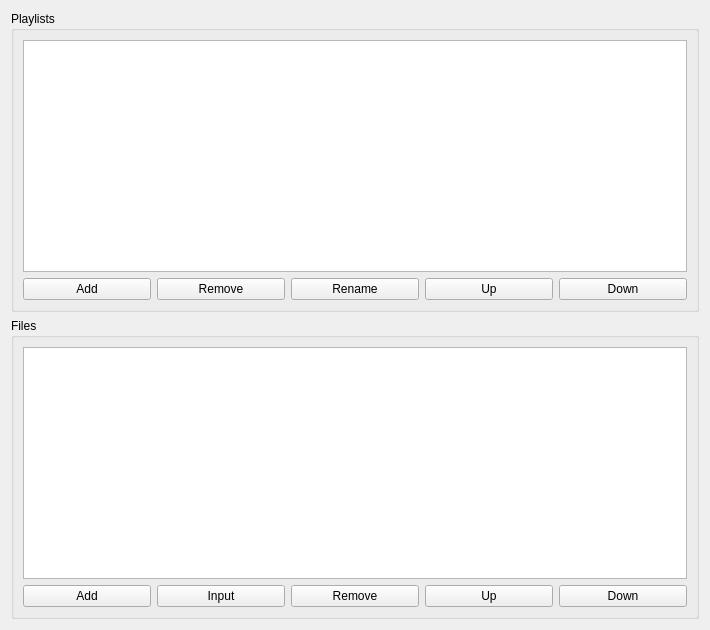
First picture: the form in src/ddmain/forms/playlistdialog.ui, repository wangwenx190/dynamic-desktop, before the edit.
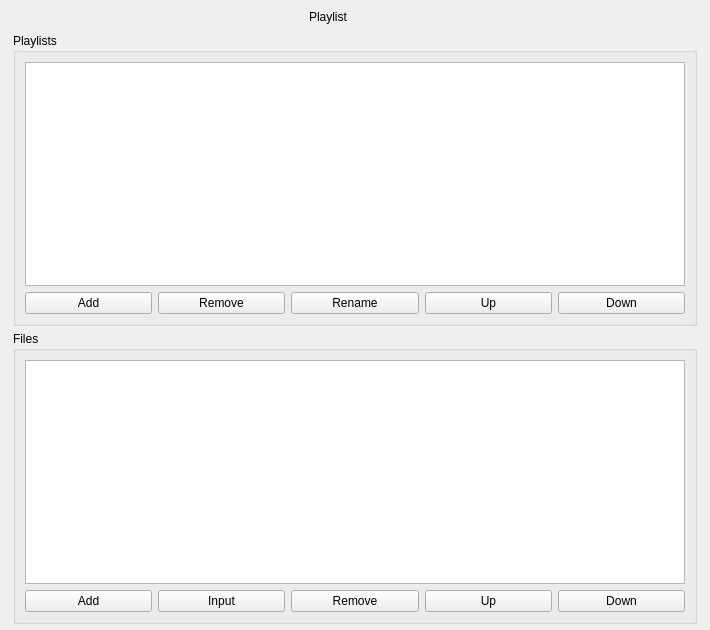
Second picture: the form after the edit. Custom widgets are drawn as their Qt base class.

```diff
--- a/src/ddmain/forms/playlistdialog.ui
+++ b/src/ddmain/forms/playlistdialog.ui
@@ -14,6 +14,165 @@
    <string>Playlist</string>
   </property>
   <layout class="QVBoxLayout" name="verticalLayout_3">
+   <property name="spacing">
+    <number>5</number>
+   </property>
+   <property name="leftMargin">
+    <number>13</number>
+   </property>
+   <property name="topMargin">
+    <number>6</number>
+   </property>
+   <property name="rightMargin">
+    <number>13</number>
+   </property>
+   <property name="bottomMargin">
+    <number>6</number>
+   </property>
+   <item>
+    <widget class="QWidget" name="widget_windowTitleBar" native="true">
+     <property name="sizePolicy">
+      <sizepolicy hsizetype="Preferred" vsizetype="Fixed">
+       <horstretch>0</horstretch>
+       <verstretch>0</verstretch>
+      </sizepolicy>
+     </property>
+     <property name="maximumSize">
+      <size>
+       <width>16777215</width>
+       <height>30</height>
+      </size>
+     </property>
+     <layout class="QHBoxLayout" name="horizontalLayout_2">
+      <property name="spacing">
+       <number>0</number>
+      </property>
+      <property name="leftMargin">
+       <number>0</number>
+      </property>
+      <property name="topMargin">
+       <number>0</number>
+      </property>
+      <property name="rightMargin">
+       <number>0</number>
+      </property>
+      <property name="bottomMargin">
+       <number>0</number>
+      </property>
+      <item>
+       <widget class="QLabel" name="label_windowIcon">
+        <property name="sizePolicy">
+         <sizepolicy hsizetype="Fixed" vsizetype="Fixed">
+          <horstretch>0</horstretch>
+          <verstretch>0</verstretch>
+         </sizepolicy>
+        </property>
+        <property name="maximumSize">
+         <size>
+          <width>20</width>
+          <height>20</height>
+         </size>
+        </property>
+        <property name="text">
+         <string/>
+        </property>
+        <property name="scaledContents">
+         <bool>true</bool>
+        </property>
+       </widget>
+      </item>
+      <item>
+       <spacer name="horizontalSpacer">
+        <property name="orientation">
+         <enum>Qt::Horizontal</enum>
+        </property>
+        <property name="sizeHint" stdset="0">
+         <size>
+          <width>40</width>
+          <height>20</height>
+         </size>
+        </property>
+       </spacer>
+      </item>
+      <item>
+       <widget class="QLabel" name="label_windowTitle">
+        <property name="sizePolicy">
+         <sizepolicy hsizetype="Preferred" vsizetype="Fixed">
+          <horstretch>0</horstretch>
+          <verstretch>0</verstretch>
+         </sizepolicy>
+        </property>
+        <property name="maximumSize">
+         <size>
+          <width>16777215</width>
+          <height>30</height>
+         </size>
+        </property>
+        <property name="text">
+         <string>Playlist</string>
+        </property>
+       </widget>
+      </item>
+      <item>
+       <spacer name="horizontalSpacer_5">
+        <property name="orientation">
+         <enum>Qt::Horizontal</enum>
+        </property>
+        <property name="sizeHint" stdset="0">
+         <size>
+          <width>40</width>
+          <height>20</height>
+         </size>
+        </property>
+       </spacer>
+      </item>
+      <item>
+       <widget class="QPushButton" name="pushButton_minimize">
+        <property name="sizePolicy">
+         <sizepolicy hsizetype="Fixed" vsizetype="Fixed">
+          <horstretch>0</horstretch>
+          <verstretch>0</verstretch>
+         </sizepolicy>
+        </property>
+        <property name="maximumSize">
+         <size>
+          <width>30</width>
+          <height>30</height>
+         </size>
+        </property>
+        <property name="text">
+         <string/>
+        </property>
+        <property name="flat">
+         <bool>true</bool>
+        </property>
+       </widget>
+      </item>
+      <item>
+       <widget class="QPushButton" name="pushButton_close">
+        <property name="sizePolicy">
+         <sizepolicy hsizetype="Fixed" vsizetype="Fixed">
+          <horstretch>0</horstretch>
+          <verstretch>0</verstretch>
+         </sizepolicy>
+        </property>
+        <property name="maximumSize">
+         <size>
+          <width>30</width>
+          <height>30</height>
+         </size>
+        </property>
+        <property name="text">
+         <string/>
+        </property>
+        <property name="flat">
+         <bool>true</bool>
+        </property>
+       </widget>
+      </item>
+     </layout>
+    </widget>
+   </item>
    <item>
     <widget class="QGroupBox" name="groupBox_playlist">
      <property name="title">
@@ -118,6 +277,14 @@
    </item>
   </layout>
  </widget>
+ <customwidgets>
+  <customwidget>
+   <class>CFramelessWindow</class>
+   <extends>QWidget</extends>
+   <header>qtniceframelesswindow.h</header>
+   <container>1</container>
+  </customwidget>
+ </customwidgets>
  <resources/>
  <connections/>
 </ui>
```
Left out of the diff: 2 changed lines with no effect on the pictures.
